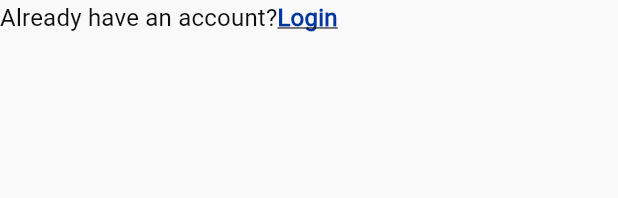
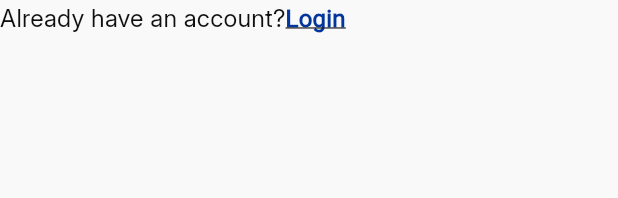
Before and after one commit to ahmedelazab1220/online_exam_app, a Flutter app: the AlreadyHaveAccountSignUp widget shown alone on an empty page, opened directly, on a phone screen of 412 x 824 dp. Shown: the top 198 px of the screen. Run offline on Flutter 3.47's test engine with Material 3 defaults, Android fonts, the phone set to English and light mode, and no system bars; our stand-ins replace easy_localization.

Commit message:
refactor: clean up imports and improve code formatting across multiple files

```diff
--- a/lib/core/navigation/routes.dart
+++ b/lib/core/navigation/routes.dart
@@ -1,6 +1,5 @@
 import 'package:flutter/material.dart';
-import 'package:online_exam_app/features/auth/sign_up/presentation/view/sign_up_view.dart';
-
+import '../../features/auth/sign_up/presentation/view/sign_up_view.dart';
 import '../../features/forget_password/presentation/view/forget_password_view.dart';
 
 class AppRoutes {
@@ -10,6 +9,7 @@ class AppRoutes {
   static const String otpVerifyRoute = "/otpVerify";
 
   static Map<String, Widget Function(dynamic)> routes = {
+    signUpRoute: (_) => const SignUpView(),
     forgetPasswordRoute: (_) => const ForgetPasswordView(),
   };
 }
--- a/lib/core/theme/app_theme.dart
+++ b/lib/core/theme/app_theme.dart
@@ -16,13 +16,12 @@ class AppTheme {
     ),
     textTheme: const TextTheme(
       titleLarge: TextStyle(
-          color: AppColors.black,
-          fontFamily: AppFontsFamily.inter,
+        color: AppColors.black,
+        fontFamily: AppFontsFamily.inter,
       ),
       titleMedium: TextStyle(
         color: AppColors.black,
-        fontSize: 16,
-        fontFamily: AppFontsFamily.intel,
+        fontFamily: AppFontsFamily.inter,
       ),
       titleSmall: TextStyle(color: AppColors.black),
       labelLarge: TextStyle(color: AppColors.black),
--- a/lib/features/auth/sign_up/presentation/view/widgets/already_have_account_sign_up.dart
+++ b/lib/features/auth/sign_up/presentation/view/widgets/already_have_account_sign_up.dart
@@ -9,19 +9,20 @@ class AlreadyHaveAccountSignUp extends StatelessWidget {
 
   @override
   Widget build(BuildContext context) {
-    return   RichText(
+    return RichText(
       text: TextSpan(
         text: context.alreadyHaveAnAccount,
-        style:  Theme.of(context).textTheme.titleMedium,
+        style: Theme.of(context).textTheme.titleMedium!.copyWith(
+              fontSize: 16,
+            ),
         children: [
           TextSpan(
             text: context.login,
             style: TextStyle(
               decoration: TextDecoration.underline,
-              color: AppColors.blue, // Make it look like a link
+              color: AppColors.blue,
               fontWeight: FontWeight.bold,
             ),
-            // Add a tap event
             recognizer: TapGestureRecognizer()
               ..onTap = () {
                 debugPrint("Navigate to Login Screen");
```
Also changed, not shown: lib/main.dart (+6 -7 lines).
